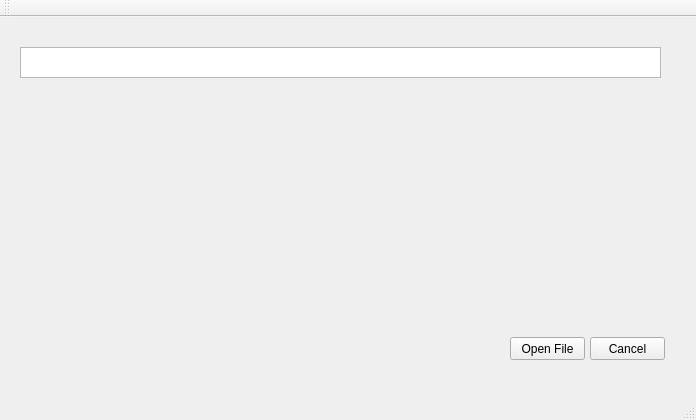
Above: mainwindow.ui from teodoraioja/familia before the change. Below: the same form after it.
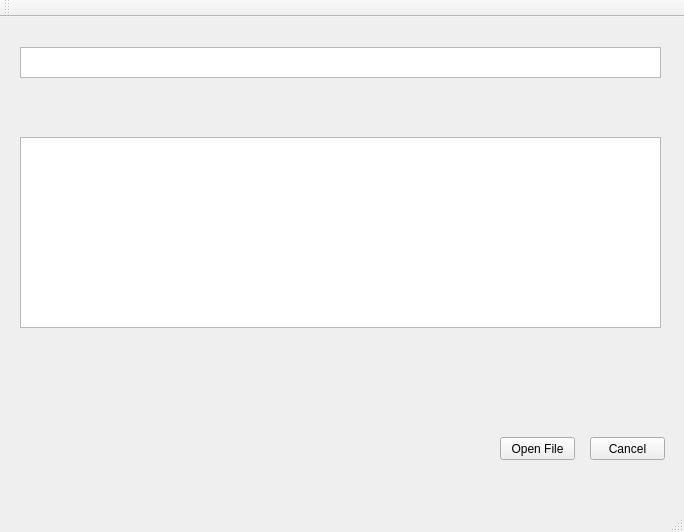
That is the form after the change.

Diff of the .ui file:
```diff
--- a/mainwindow.ui
+++ b/mainwindow.ui
@@ -6,8 +6,8 @@
    <rect>
     <x>0</x>
     <y>0</y>
-    <width>696</width>
-    <height>420</height>
+    <width>684</width>
+    <height>532</height>
    </rect>
   </property>
   <property name="windowTitle">
@@ -17,8 +17,8 @@
    <widget class="QPushButton" name="openFile">
     <property name="geometry">
      <rect>
-      <x>510</x>
-      <y>320</y>
+      <x>500</x>
+      <y>420</y>
       <width>75</width>
       <height>23</height>
      </rect>
@@ -31,7 +31,7 @@
     <property name="geometry">
      <rect>
       <x>590</x>
-      <y>320</y>
+      <y>420</y>
       <width>75</width>
       <height>23</height>
      </rect>
@@ -50,6 +50,16 @@
      </rect>
     </property>
    </widget>
+   <widget class="QTextBrowser" name="showBox">
+    <property name="geometry">
+     <rect>
+      <x>20</x>
+      <y>120</y>
+      <width>641</width>
+      <height>191</height>
+     </rect>
+    </property>
+   </widget>
   </widget>
   <widget class="QMenuBar" name="menuBar">
    <property name="geometry">
```
Left out of the diff: 2 changed lines with no effect on the pictures.
